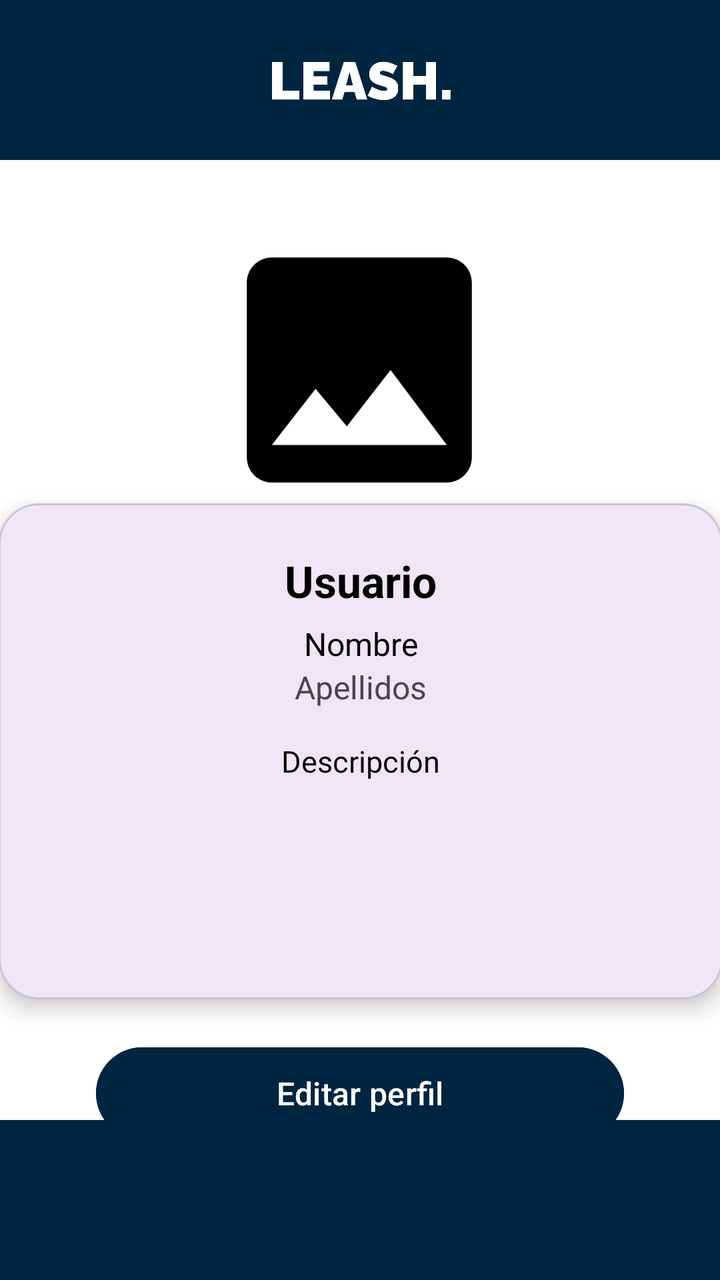
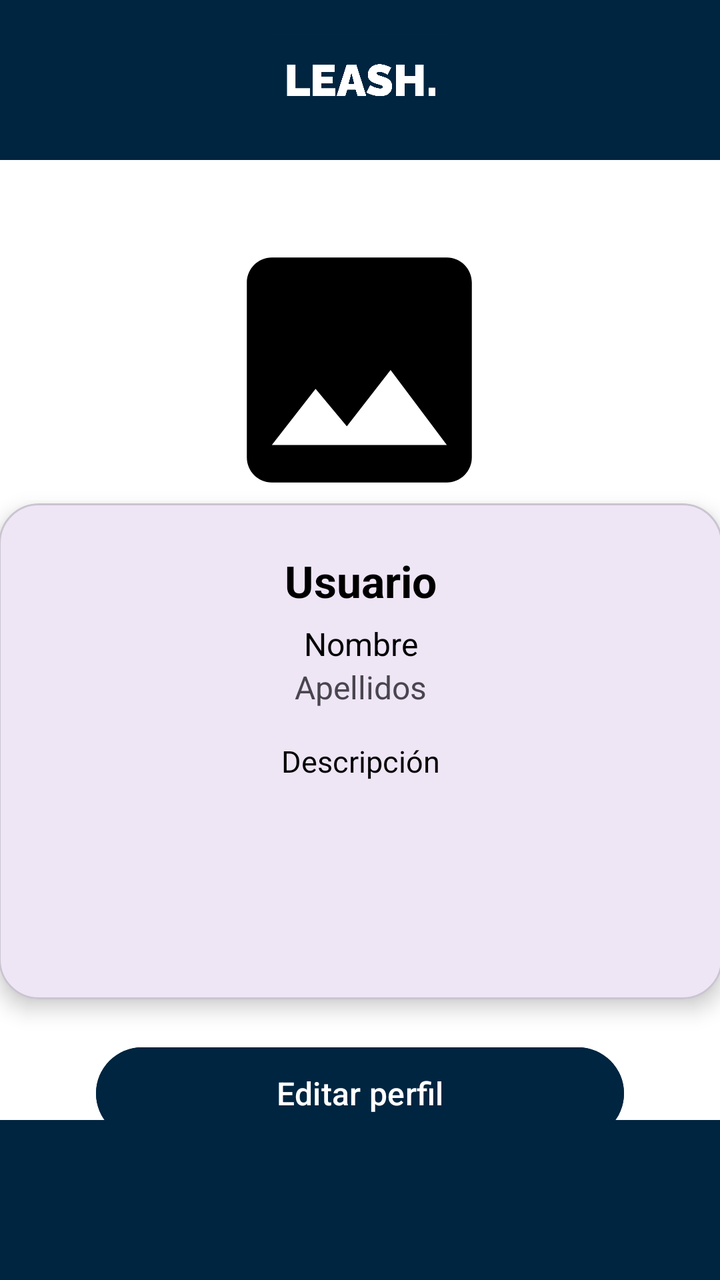

An Android layout rendered at two revisions. The XML below is the earlier revision; the diff shows what the commit changed to produce the second picture.
<!-- AndroidManifest.xml: application theme Theme.Proyecto -->
<!-- res/layout/activity_perfil_usuario.xml -->
<?xml version="1.0" encoding="utf-8"?>
<androidx.constraintlayout.widget.ConstraintLayout xmlns:android="http://schemas.android.com/apk/res/android"
    xmlns:app="http://schemas.android.com/apk/res-auto"
    xmlns:tools="http://schemas.android.com/tools"
    android:id="@+id/main"
    android:layout_width="match_parent"
    android:layout_height="match_parent"
    android:background="@color/Blanco"
    tools:context=".Vistas.PerfilUsuarioActivity">

    
    <androidx.appcompat.widget.Toolbar
        android:id="@+id/tbPerfil"
        android:layout_width="412dp"
        android:layout_height="80dp"
        android:background="@color/Azul_Logo"
        app:layout_constraintEnd_toEndOf="parent"
        app:layout_constraintStart_toStartOf="parent"
        app:layout_constraintTop_toTopOf="parent" />

    
    <ImageView
        android:id="@+id/imageView"
        android:layout_width="409dp"
        android:layout_height="96dp"
        android:scaleType="fitCenter"
        android:src="@drawable/logo_transparente"
        app:layout_constraintBottom_toBottomOf="@id/tbPerfil"
        app:layout_constraintEnd_toEndOf="parent"
        app:layout_constraintStart_toStartOf="parent"
        app:layout_constraintTop_toTopOf="@id/tbPerfil" />

    

    

    <com.google.android.material.imageview.ShapeableImageView
        android:id="@+id/imageView5"
        android:layout_width="148dp"
        android:layout_height="150dp"
        android:layout_marginTop="30dp"
        android:scaleType="centerCrop"
        android:src="@drawable/foto"
        app:layout_constraintEnd_toEndOf="parent"
        app:layout_constraintHorizontal_bias="0.498"
        app:layout_constraintStart_toStartOf="parent"
        app:layout_constraintTop_toBottomOf="@+id/tbPerfil"
        app:shapeAppearanceOverlay="@style/ShapeAppearanceOverlay.Material3.Corner.Full"
        app:strokeColor="@color/Blanco"
        app:strokeWidth="4dp" />

    <com.google.android.material.card.MaterialCardView
        android:id="@+id/materialCardView"
        android:layout_width="362dp"
        android:layout_height="248dp"
        android:layout_marginStart="24dp"
        android:layout_marginTop="25dp"
        android:layout_marginEnd="24dp"
        android:layout_marginBottom="20dp"
        app:cardCornerRadius="20dp"
        app:cardElevation="6dp"
        app:layout_constraintBottom_toTopOf="@+id/btnEditar"
        app:layout_constraintEnd_toEndOf="parent"
        app:layout_constraintStart_toStartOf="parent"
        app:layout_constraintTop_toBottomOf="@id/imageView5">

        <LinearLayout
            android:layout_width="match_parent"
            android:layout_height="match_parent"
            android:orientation="vertical"
            android:padding="24dp">

            
            <TextView
                android:id="@+id/txtNombreUsuarioP"
                android:layout_width="match_parent"
                android:layout_height="wrap_content"
                android:layout_gravity="center_horizontal"
                android:text="Usuario"
                android:textAlignment="center"
                android:textColor="@color/Negro"
                android:textSize="22sp"
                android:textStyle="bold" />

            
            <TextView
                android:id="@+id/txtNombreP"
                android:layout_width="match_parent"
                android:layout_height="wrap_content"
                android:layout_gravity="center_horizontal"
                android:layout_marginTop="6dp"
                android:text="@string/Nombre"
                android:textAlignment="center"
                android:textColor="@color/Negro"
                android:textSize="16sp" />

            

            <TextView
                android:id="@+id/txtApellidosP"
                android:layout_width="match_parent"
                android:layout_height="wrap_content"
                android:text="@string/Apellidos"
                android:textAlignment="center"
                android:textSize="16sp" />

            <TextView
                android:id="@+id/txtDescripcion"
                android:layout_width="314dp"
                android:layout_height="122dp"
                android:layout_marginTop="16dp"
                android:text="Descripción"
                android:textAlignment="center"
                android:textColor="@color/Negro"
                android:textSize="15sp" />

        </LinearLayout>
    </com.google.android.material.card.MaterialCardView>

    

    

    <com.google.android.material.bottomnavigation.BottomNavigationView
        android:id="@+id/bottomNavigationView"
        android:layout_width="0dp"
        android:layout_height="80dp"
        android:background="@color/Azul_Logo"
        app:layout_constraintBottom_toBottomOf="parent"
        app:layout_constraintEnd_toEndOf="parent"
        app:layout_constraintStart_toStartOf="parent" />

    <Button
        android:id="@+id/btnEditar"
        android:layout_width="0dp"
        android:layout_height="54dp"
        android:layout_marginStart="48dp"
        android:layout_marginEnd="48dp"
        android:layout_marginBottom="20dp"
        android:backgroundTint="@color/Azul_Logo"
        android:text="@string/Editar"
        android:textAllCaps="false"
        android:textColor="@color/Blanco"
        android:textSize="16sp"
        app:layout_constraintBottom_toTopOf="@+id/bottomNavigationView"
        app:layout_constraintEnd_toEndOf="parent"
        app:layout_constraintHorizontal_bias="1.0"
        app:layout_constraintStart_toStartOf="parent"
        app:layout_constraintTop_toBottomOf="@+id/materialCardView" />

</androidx.constraintlayout.widget.ConstraintLayout>
<!-- resources referenced by this layout -->
<resources>
  <color name="Azul_Logo">#002540</color>
  <color name="Blanco">#FFFFFFFF</color>
  <color name="Negro">#FF000000</color>
  <!-- drawable foto (drawable) -->
  <vector xmlns:android="http://schemas.android.com/apk/res/android" android:height="24dp" android:tint="#000000" android:viewportHeight="24" android:viewportWidth="24" android:width="24dp">
        
      <path android:fillColor="@android:color/white" android:pathData="M21,19V5c0,-1.1 -0.9,-2 -2,-2H5c-1.1,0 -2,0.9 -2,2v14c0,1.1 0.9,2 2,2h14c1.1,0 2,-0.9 2,-2zM8.5,13.5l2.5,3.01L14.5,12l4.5,6H5l3.5,-4.5z"/>
      
  </vector>
  <!-- drawable logo_transparente: png bitmap (drawable, 154148 bytes) -->
  <string name="Apellidos">Apellidos</string>
  <string name="Editar">Editar perfil</string>
  <string name="Nombre">Nombre</string>
  <style name="Theme.Proyecto" parent="Base.Theme.Proyecto" />
  <style name="Base.Theme.Proyecto" parent="Theme.Material3.DayNight.NoActionBar">
          
          
      </style>
</resources>

<!-- the commit's change to res/layout/activity_perfil_usuario.xml (unified diff, before → after) -->
@@ -20,9 +20,9 @@
 
     
     <ImageView
-        android:id="@+id/imageView"
+        android:id="@+id/logoEditar"
         android:layout_width="409dp"
-        android:layout_height="96dp"
+        android:layout_height="80dp"
         android:scaleType="fitCenter"
         android:src="@drawable/logo_transparente"
         app:layout_constraintBottom_toBottomOf="@id/tbPerfil"
